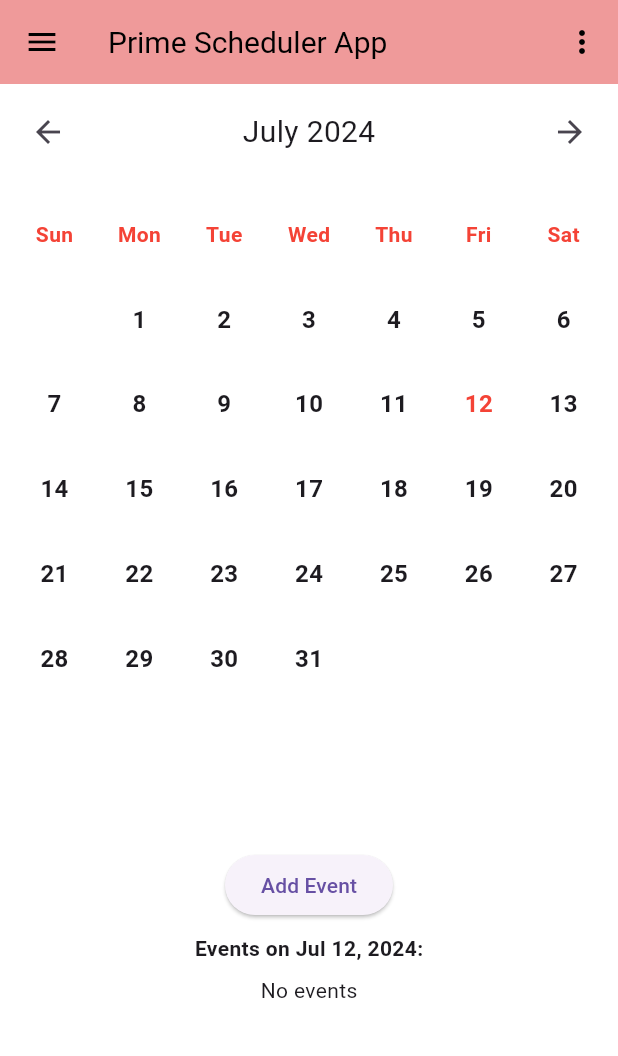
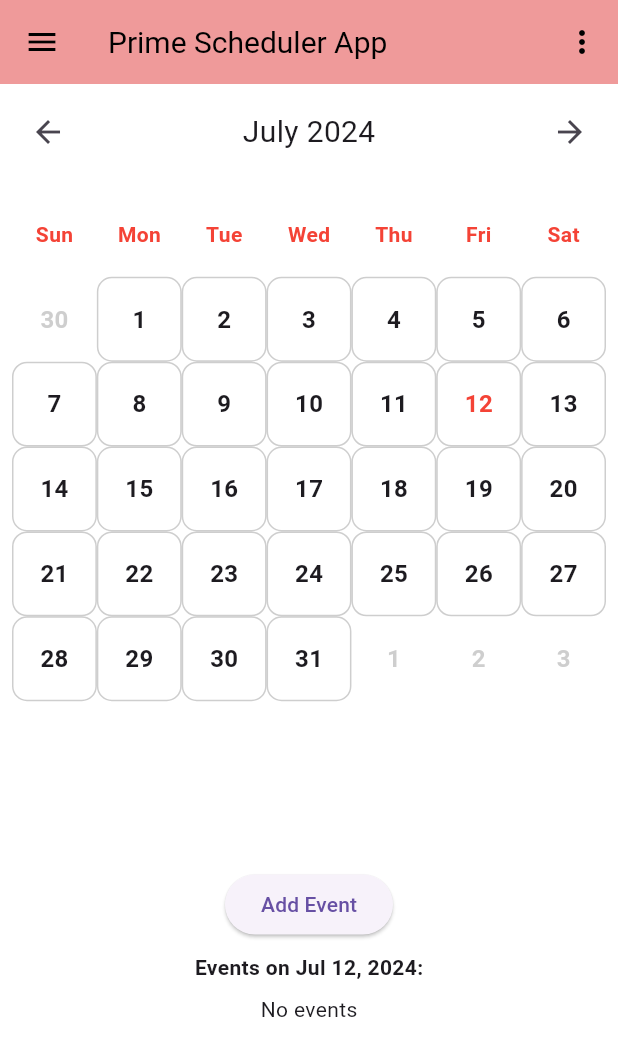
Before and after one commit to KylaClairePusag/Calendar, a Flutter app: the screen it shows after launch, on a phone screen of 412 x 824 dp. Shown: the top 1056 px of the screen. Run offline on Flutter 3.47's test engine with Material 3 defaults, Android fonts, the phone set to English and light mode, and no system bars.

Commit message:
Update main.dart

```diff
--- a/lib/main.dart
+++ b/lib/main.dart
@@ -372,6 +372,12 @@ List<Widget> _buildCalendar() {
   final List<String> daysOfWeek = ['Sun', 'Mon', 'Tue', 'Wed', 'Thu', 'Fri', 'Sat'];
   final int daysInMonth = DateUtils.getDaysInMonth(_selectedDate.year, _selectedDate.month);
 
+  // Calculate previous month's days
+  DateTime previousMonthDate = DateTime(_selectedDate.year, _selectedDate.month - 1, 1);
+  int daysInPreviousMonth = DateUtils.getDaysInMonth(previousMonthDate.year, previousMonthDate.month);
+  int indexOfFirstDayMonth = getIndexOfFirstDayInMonth(_selectedDate);
+  int remainingDaysInPreviousMonth = indexOfFirstDayMonth;
+
   // Add headers for days of the week
   for (int i = 0; i < daysOfWeek.length; i++) {
     cells.add(
@@ -389,12 +395,25 @@ List<Widget> _buildCalendar() {
     );
   }
 
-  // Add empty cells for preceding days
+  // Add empty cells for preceding days of the current month
   for (int i = 0; i < indexOfFirstDayMonth; i++) {
-    cells.add(Container());
+    cells.add(
+      Container(
+        alignment: Alignment.center,
+        padding: EdgeInsets.all(8.0),
+        child: Text(
+          '${daysInPreviousMonth - remainingDaysInPreviousMonth + i + 1}',
+          style: TextStyle(
+            fontSize: 16.0,
+            fontWeight: FontWeight.bold,
+            color: Colors.grey.withOpacity(0.5),
+          ),
+        ),
+      ),
+    );
   }
 
-  // Add cells for each day of the month
+  // Add cells for each day of the current month
   for (int day = 1; day <= daysInMonth; day++) {
     final date = DateTime(_selectedDate.year, _selectedDate.month, day);
     final bool isToday = date.year == DateTime.now().year &&
@@ -411,6 +430,10 @@ List<Widget> _buildCalendar() {
         child: Container(
           decoration: BoxDecoration(
             color: isSelected ? Colors.red[200] : Colors.transparent,
+            border: Border.all(
+              color: Colors.grey.withOpacity(0.5),
+              width: 1.0,
+            ),
             borderRadius: BorderRadius.circular(10.0),
           ),
           child: Stack(
@@ -453,8 +476,29 @@ List<Widget> _buildCalendar() {
     );
   }
 
+  // Calculate next month's days
+  int remainingDaysInNextMonth = 7 - (cells.length % 7);
+  for (int i = 0; i < remainingDaysInNextMonth; i++) {
+    cells.add(
+      Container(
+        alignment: Alignment.center,
+        padding: EdgeInsets.all(8.0),
+        child: Text(
+          '${i + 1}',
+          style: TextStyle(
+            fontSize: 16.0,
+            fontWeight: FontWeight.bold,
+            color: Colors.grey.withOpacity(0.5),
+          ),
+        ),
+      ),
+    );
+  }
+
   return cells;
 }
+
+
 
 
 
@@ -518,7 +562,7 @@ List<Widget> _buildCalendar() {
           ),
           if (_highlightedDate != null)
             Container(
-              height: 210,
+              height: 197,
               padding: const EdgeInsets.all(8.0),
               child: Column(
                 children: [
```
